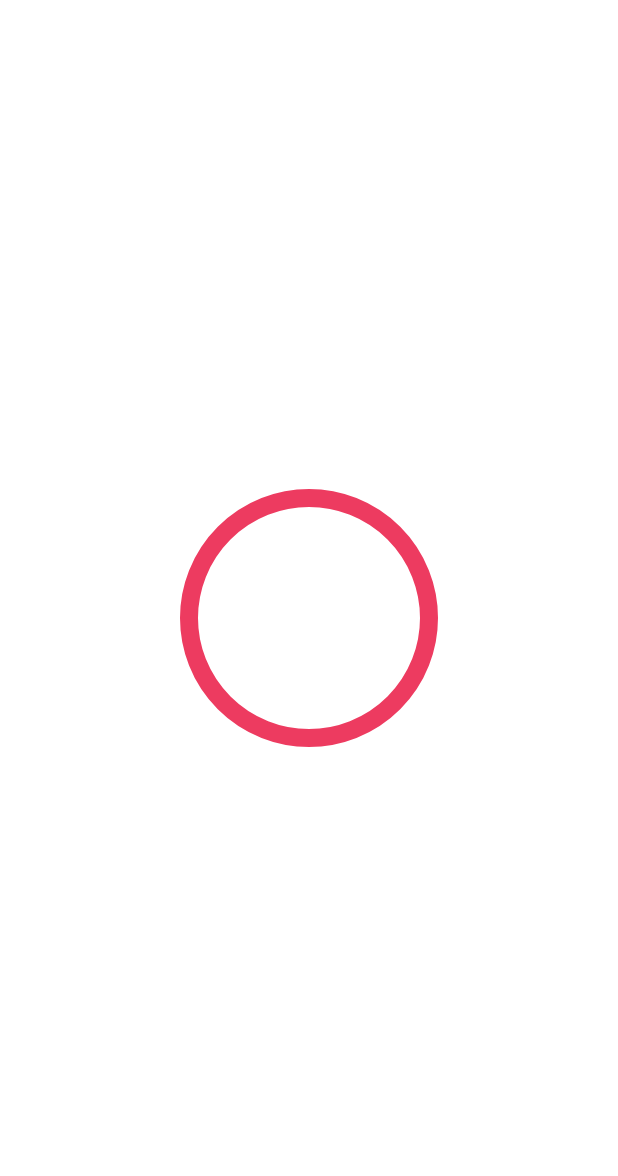
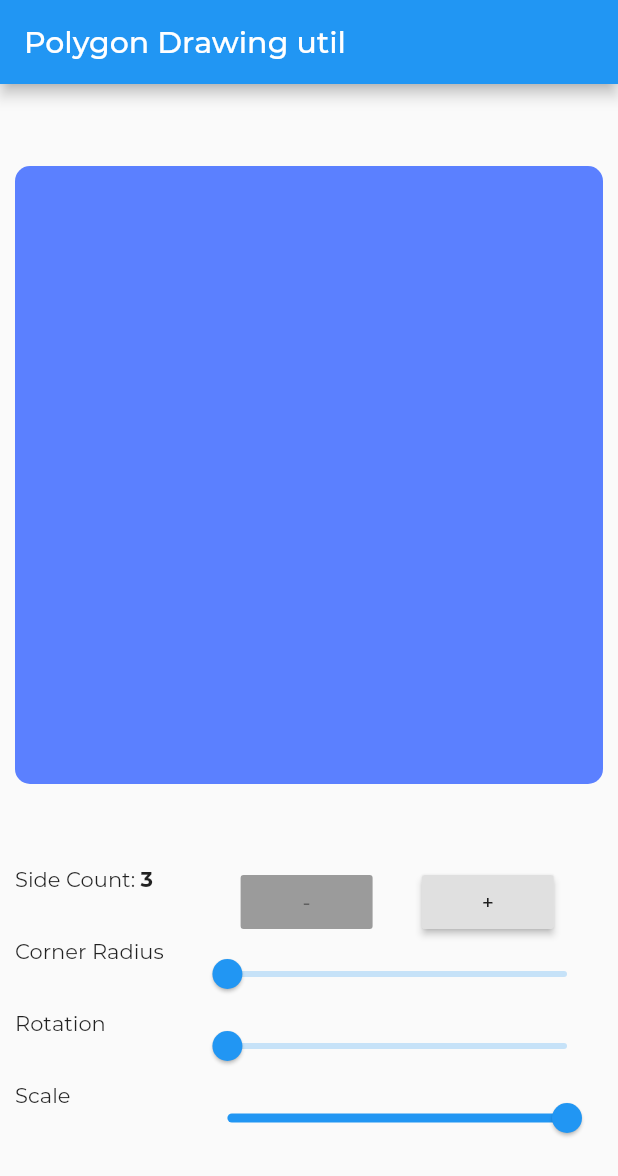
Before and after one commit to Fecony/flutter_goal_savings, a Flutter app: the screen it shows after launch, on a phone screen of 412 x 824 dp. Shown: the top 1176 px of the screen. Run offline on Flutter 3.47's test engine with Material 2 defaults, Android fonts, the phone set to English and light mode, and no system bars.

Commit message:
some changes?

```diff
--- a/lib/main.dart
+++ b/lib/main.dart
@@ -1,7 +1,7 @@
 import 'package:flutter/material.dart';
 // import 'package:flutter_goal_savings/screens/initial_screen.dart';
-import 'package:flutter_goal_savings/screens/triangle_test.dart';
 // import 'package:flutter_goal_savings/screens/settings_screen.dart';
+import 'package:flutter_goal_savings/screens/polygon_drawing_util.dart';
 
 void main() => runApp(MyApp());
 
@@ -12,8 +12,7 @@ class MyApp extends StatelessWidget {
       debugShowCheckedModeBanner: false,
       title: 'Goal Savings App',
       theme: ThemeData(fontFamily: 'Montserrat'),
-      home: TriangleTestScreen(),
-      // home: SettingsScreen(),
+      home: PolygonDrawing(),
     );
   }
 }
--- /dev/null
+++ b/lib/screens/polygon_drawing_util.dart
@@ -0,0 +1,170 @@
+import 'package:flutter/material.dart';
+import 'package:flutter_goal_savings/styleguide/colors.dart';
+
+class PolygonDrawing extends StatefulWidget {
+  @override
+  _PolygonDrawingState createState() => _PolygonDrawingState();
+}
+
+class _PolygonDrawingState extends State<PolygonDrawing> {
+  int _sides = 3;
+  double _rotation = 0;
+  double _radius = 0;
+  double _scale = 100.0;
+  static const int MIN_SIDES = 3;
+
+  int get sidesCount => _sides;
+  double get rotation => _rotation;
+  double get radius => _radius;
+  double get scale => _scale;
+
+  void setSides(int amount) {
+    final int nextValue = _sides + amount;
+    if (nextValue >= MIN_SIDES) {
+      setState(() => _sides = nextValue);
+    }
+  }
+
+  @override
+  Widget build(BuildContext context) {
+    double dWidth = MediaQuery.of(context).size.width;
+
+    return Scaffold(
+      appBar: AppBar(title: Text('Polygon Drawing util')),
+      body: SafeArea(
+        child: Container(
+          margin: EdgeInsets.symmetric(horizontal: 10.0),
+          child: Column(
+            mainAxisAlignment: MainAxisAlignment.spaceEvenly,
+            children: <Widget>[
+              Container(
+                decoration: BoxDecoration(
+                  color: primaryBlueColor,
+                  borderRadius: BorderRadius.all(Radius.circular(10.0)),
+                ),
+                child: SizedBox(
+                  height: dWidth,
+                  width: dWidth,
+                  child: CustomPaint(
+                    painter: PolygonDrawingUtil(
+                      sides: sidesCount,
+                      rotation: rotation,
+                      scale: scale,
+                      radius: radius,
+                    ),
+                  ),
+                ),
+              ),
+              Table(
+                columnWidths: {0: FractionColumnWidth(.3)},
+                children: [
+                  TableRow(
+                    children: [
+                      Row(
+                        children: <Widget>[
+                          Text('Side Count: '),
+                          Text(
+                            '$_sides',
+                            style: TextStyle(fontWeight: FontWeight.bold),
+                          ),
+                        ],
+                      ),
+                      TableCell(
+                        child: Row(
+                          mainAxisAlignment: MainAxisAlignment.spaceEvenly,
+                          children: <Widget>[
+                            RaisedButton(
+                              onPressed: _sides == MIN_SIDES
+                                  ? null
+                                  : () {
+                                      setSides(-1);
+                                      print('Sides - : $_sides');
+                                    },
+                              child: Text('-'),
+                            ),
+                            RaisedButton(
+                              onPressed: () {
+                                setSides(1);
+                                print('Sides + : $_sides');
+                              },
+                              child: Text('+'),
+                            )
+                          ],
+                        ),
+                      )
+                    ],
+                  ),
+                  TableRow(
+                    children: [
+                      Text('Corner Radius'),
+                      Slider.adaptive(
+                        value: _radius,
+                        max: 360.0,
+                        onChanged: (double value) {
+                          setState(() {
+                            _radius = value;
+                          });
+                          print('Radius: $value');
+                        },
+                      ),
+                    ],
+                  ),
+                  TableRow(
+                    children: [
+                      Text('Rotation'),
+                      Slider.adaptive(
+                        value: _rotation,
+                        max: 360.0,
+                        onChanged: (double value) {
+                          setState(() {
+                            _rotation = value;
+                          });
+                          print('Rotation: $value');
+                        },
+                      ),
+                    ],
+                  ),
+                  TableRow(
+                    children: [
+                      Text('Scale'),
+                      Slider.adaptive(
+                        value: _scale,
+                        max: 100.0,
+                        min: 0.0,
+                        onChanged: (double value) {
+                          setState(() {
+                            _scale = value;
+                          });
+                          print('Scale: $value');
+                        },
+                      ),
+                    ],
+                  ),
+                ],
+              ),
+            ],
+          ),
+        ),
+      ),
+    );
+  }
+}
+
+// double centerX = (width / 2).toFloat();
+// double centerY = (height / 2).toFloat();
+// double radius = _scale * (width / 2);
+
+class PolygonDrawingUtil extends CustomPainter {
+  final int sides;
+  final double rotation;
+  final double radius;
+  final double scale;
+
+  PolygonDrawingUtil({this.rotation, this.radius, this.scale, this.sides});
+
+  @override
+  void paint(Canvas canvas, Size size) {}
+
+  @override
+  bool shouldRepaint(CustomPainter oldDelegate) => true;
+}
```
Also changed, not shown: 1 other file.
